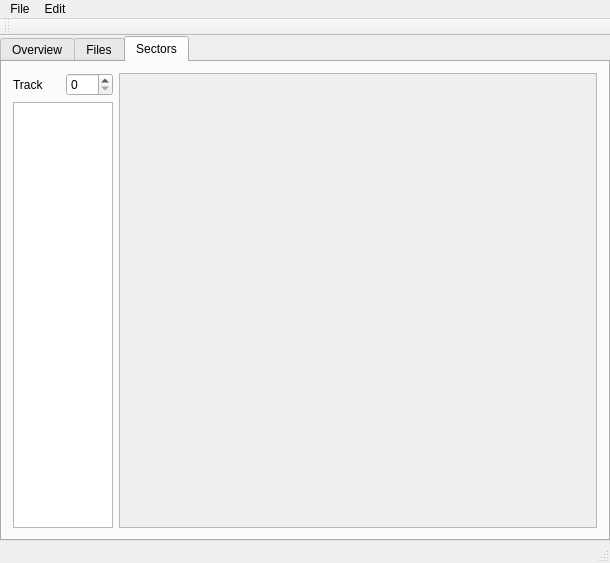
The window that DiskSwissKnife/diskswissknife.ui (cpcsdk/cpctools) describes before a commit, drawn with Qt 5.
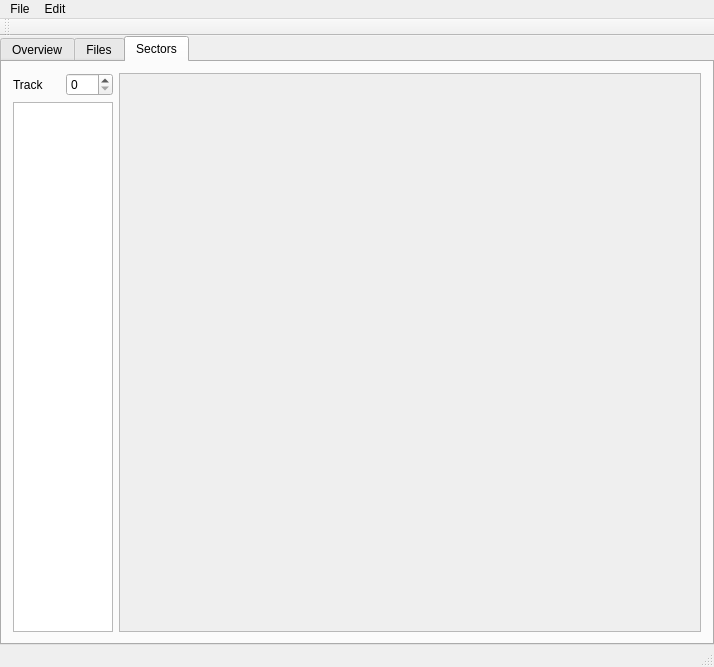
The same window after the commit. Custom widgets are drawn as their Qt base class.

```diff
--- a/DiskSwissKnife/diskswissknife.ui
+++ b/DiskSwissKnife/diskswissknife.ui
@@ -6,8 +6,8 @@
    <rect>
     <x>0</x>
     <y>0</y>
-    <width>610</width>
-    <height>563</height>
+    <width>714</width>
+    <height>667</height>
    </rect>
   </property>
   <property name="windowTitle">
@@ -137,8 +137,8 @@
             <rect>
              <x>0</x>
              <y>0</y>
-             <width>476</width>
-             <height>468</height>
+             <width>580</width>
+             <height>572</height>
             </rect>
            </property>
           </widget>
@@ -155,7 +155,7 @@
     <rect>
      <x>0</x>
      <y>0</y>
-     <width>610</width>
+     <width>714</width>
      <height>18</height>
     </rect>
    </property>
```
Left out of the diff: 2 changed lines with no effect on the pictures.
